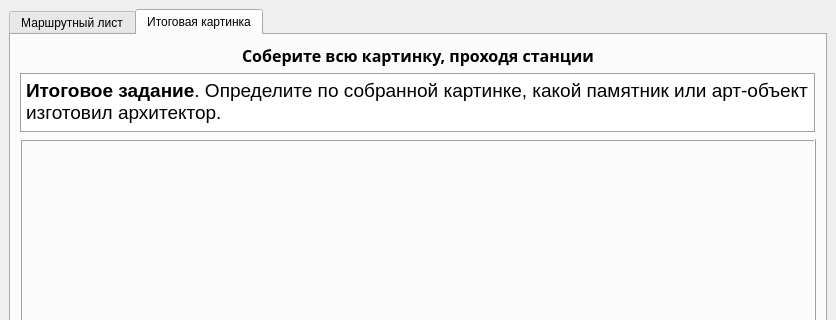
This is QuestMainWindow.ui in VladZuykin/quest as Qt 5 draws it before an edit; both pictures show x 0 to 836 and y 0 to 320 of the 836 by 551 pixel window. The edited form follows.
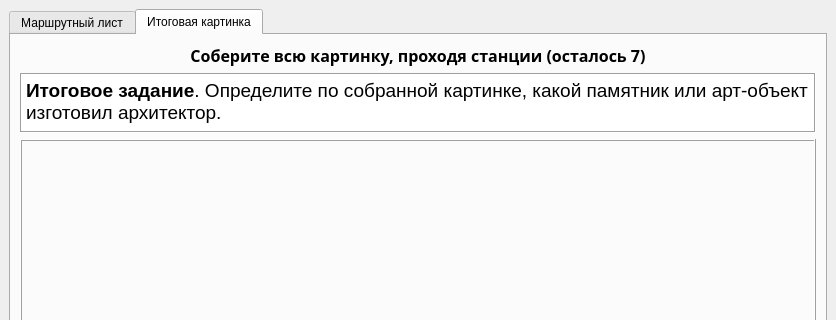
This is the edited form. The open tabs and pages were chosen to show the change.

Commit message: Доделано всё but maps, исправлены ui files, добавлен счётчик тайтлов

```diff
--- a/QuestMainWindow.ui
+++ b/QuestMainWindow.ui
@@ -295,7 +295,7 @@
            </font>
           </property>
           <property name="text">
-           <string>Соберите всю картинку, проходя станции</string>
+           <string>Соберите всю картинку, проходя станции (осталось 7)</string>
           </property>
           <property name="textFormat">
            <enum>Qt::AutoText</enum>
```
Left out of the diff: 4 changed lines with no effect on the pictures. The commit also changes 1 other file.
